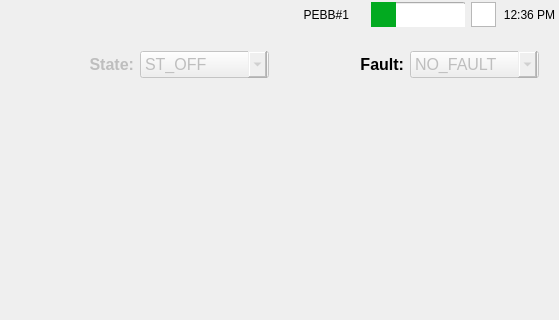
Above: mainwindow.ui from ChauLe19/MDE_HMI before the change; both pictures show x 241 to 800 and y 0 to 320 of the 800 by 480 pixel window. Below: the same form after it.
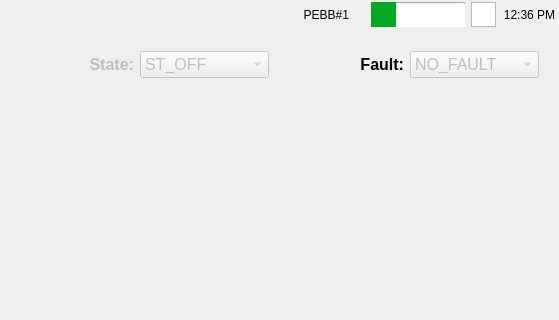
That is the form after the change. The open tabs and pages were chosen to show the change. Icons and pictures are not drawn.

Commit message: Hide dropdown arrow

```diff
--- a/mainwindow.ui
+++ b/mainwindow.ui
@@ -554,20 +554,13 @@
                    </property>
                    <property name="styleSheet">
                     <string notr="true">QComboBox#StateComboBox::drop-down {
-    width: 0px;
+	border-width:0px;
+	image: none;
 }
 
 QComboBox#StateComboBox::down-arrow {
-    width: 0px;
-    height: 0px;
-    image: none;
-}
-QComboBox[currentIndex == 1]#StateComboBox{
-    background-color: yellow;
-}
-
-QComboBox[currentIndex == 0]#StateComboBox{
-    background-color: green;
+	border-width:0px;
+	image: none;
 }</string>
                    </property>
                    <item>
@@ -609,15 +602,12 @@
                     </font>
                    </property>
                    <property name="styleSheet">
-                    <string notr="true">QComboBox#FaultComboBox::drop-down {
-    width: 0px;
-}
+                    <string notr="true">
+                    QComboBox#FaultComboBox::drop-down {
+                            border-width: 0px;
+                        }
 
-QComboBox#FaultComboBox::down-arrow {
-    width: 0px;
-    height: 0px;
-    image: none;
-}</string>
+                </string>
                    </property>
                    <item>
                     <property name="text">
```
Left out of the diff: 2 changed lines with no effect on the pictures. The commit also changes 2 other files.
